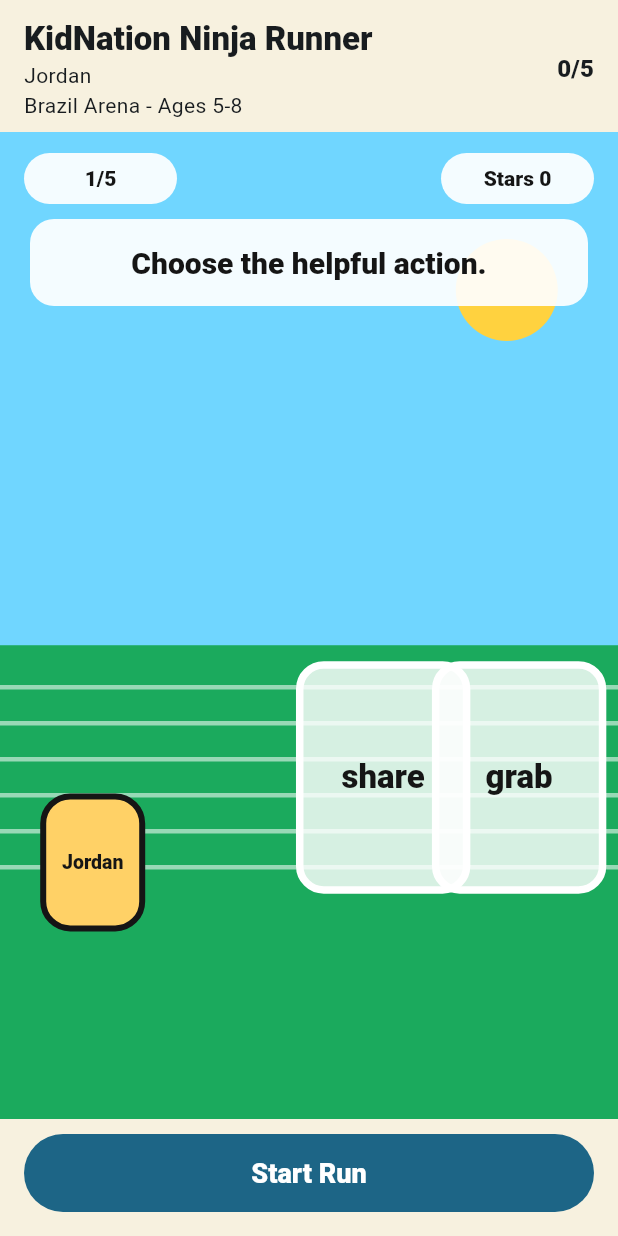
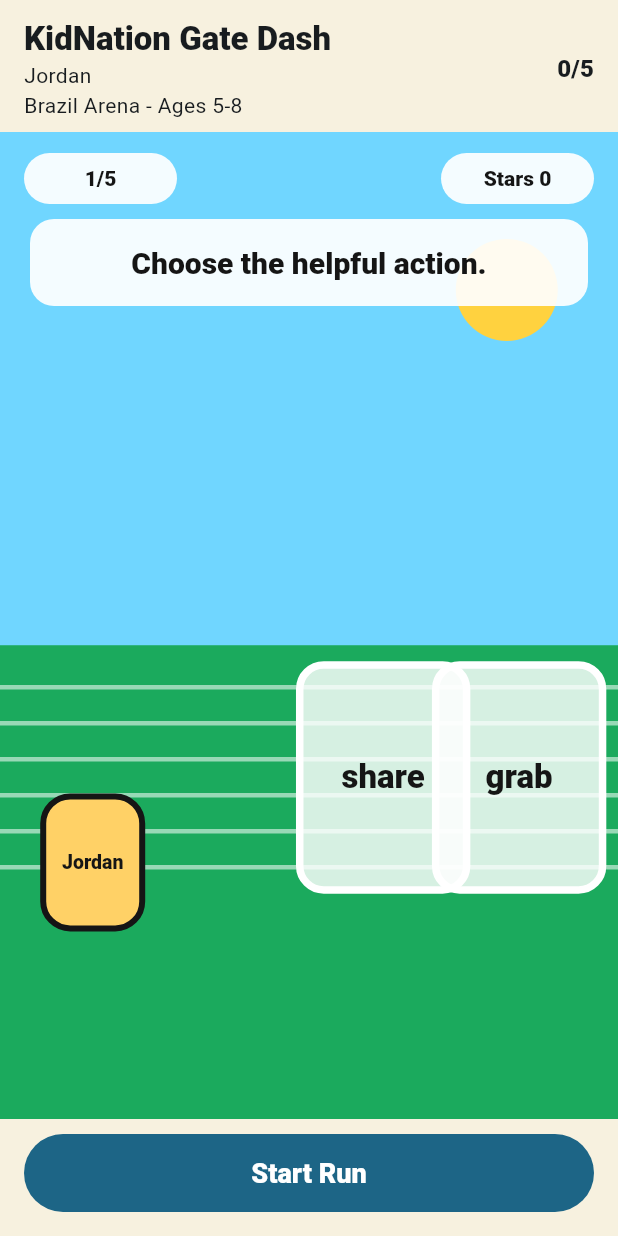
Before and after one commit to vanessakn/NinjaRunner, a Flutter app: the screen it shows after launch, on a phone screen of 412 x 824 dp. Run offline on Flutter 3.47's test engine with Material 3 defaults, Android fonts, the phone set to English and light mode, and no system bars.

Commit message:
chore: rename app to KidNation Gate Dash

```diff
--- a/lib/main.dart
+++ b/lib/main.dart
@@ -12,7 +12,7 @@ class KidNationMobileGamesApp extends StatelessWidget {
   @override
   Widget build(BuildContext context) {
     return MaterialApp(
-      title: 'KidNation Ninja Runner',
+      title: 'KidNation Gate Dash',
       debugShowCheckedModeBanner: false,
       theme: ThemeData(
         colorScheme: ColorScheme.fromSeed(seedColor: const Color(0xFF00A7E1)),
--- a/lib/ninja_runner/ui/ninja_runner_screen.dart
+++ b/lib/ninja_runner/ui/ninja_runner_screen.dart
@@ -175,7 +175,7 @@ class _Header extends StatelessWidget {
               crossAxisAlignment: CrossAxisAlignment.start,
               children: [
                 Text(
-                  'KidNation Ninja Runner',
+                  'KidNation Gate Dash',
                   style: Theme.of(context).textTheme.titleLarge?.copyWith(
                         fontWeight: FontWeight.w900,
                       ),
```
Also changed, not shown: 4 other files.
